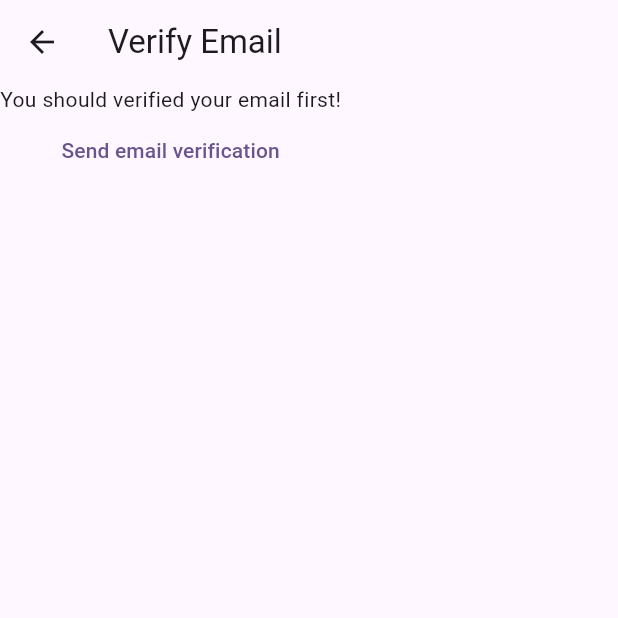
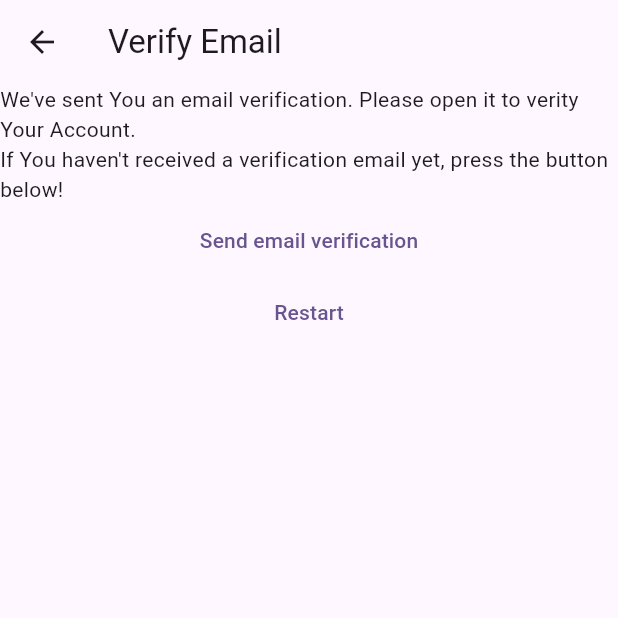
Before and after one commit to bintangbind9/mynotes, a Flutter app: the VerifyEmailView screen opened directly, on a phone screen of 412 x 824 dp, the top half of it. Run offline on Flutter 3.47's test engine with Material 2 defaults, Android fonts, the phone set to English and light mode, and no system bars; our stand-ins replace firebase_auth, firebase_core; accounts and stored records are empty.

Commit message:
Chapter 22

```diff
--- a/lib/constants/routes.dart
+++ b/lib/constants/routes.dart
@@ -1,3 +1,4 @@
 const loginRoute = '/login/';
 const registerRoute = '/register/';
 const notesRoute = '/notes/';
+const verifyEmailRoute = '/verify-email/';
--- a/lib/views/verify_email_view.dart
+++ b/lib/views/verify_email_view.dart
@@ -1,5 +1,6 @@
 import 'package:firebase_auth/firebase_auth.dart';
 import 'package:flutter/material.dart';
+import 'package:mynotes/constants/routes.dart';
 
 class VerifyEmailView extends StatefulWidget {
   const VerifyEmailView({super.key});
@@ -17,14 +18,29 @@ class _VerifyEmailViewState extends State<VerifyEmailView> {
       ),
       body: Column(
         children: <Widget>[
-          const Text('You should verified your email first!'),
+          const Text(
+              "We've sent You an email verification. Please open it to verity Your Account."),
+          const Text(
+              "If You haven't received a verification email yet, press the button below!"),
           TextButton(
             onPressed: () async {
               final User? user = FirebaseAuth.instance.currentUser;
               await user?.sendEmailVerification();
             },
             child: const Text('Send email verification'),
-          )
+          ),
+          TextButton(
+            onPressed: () async {
+              await FirebaseAuth.instance.signOut();
+              if (context.mounted) {
+                Navigator.of(context).pushNamedAndRemoveUntil(
+                  registerRoute,
+                  (route) => false,
+                );
+              }
+            },
+            child: const Text('Restart'),
+          ),
         ],
       ),
     );
```
Also changed, not shown: lib/main.dart (+7 -4 lines), lib/views/login_view.dart (+6 -4 lines), lib/views/register_view.dart (+28 -8 lines).
